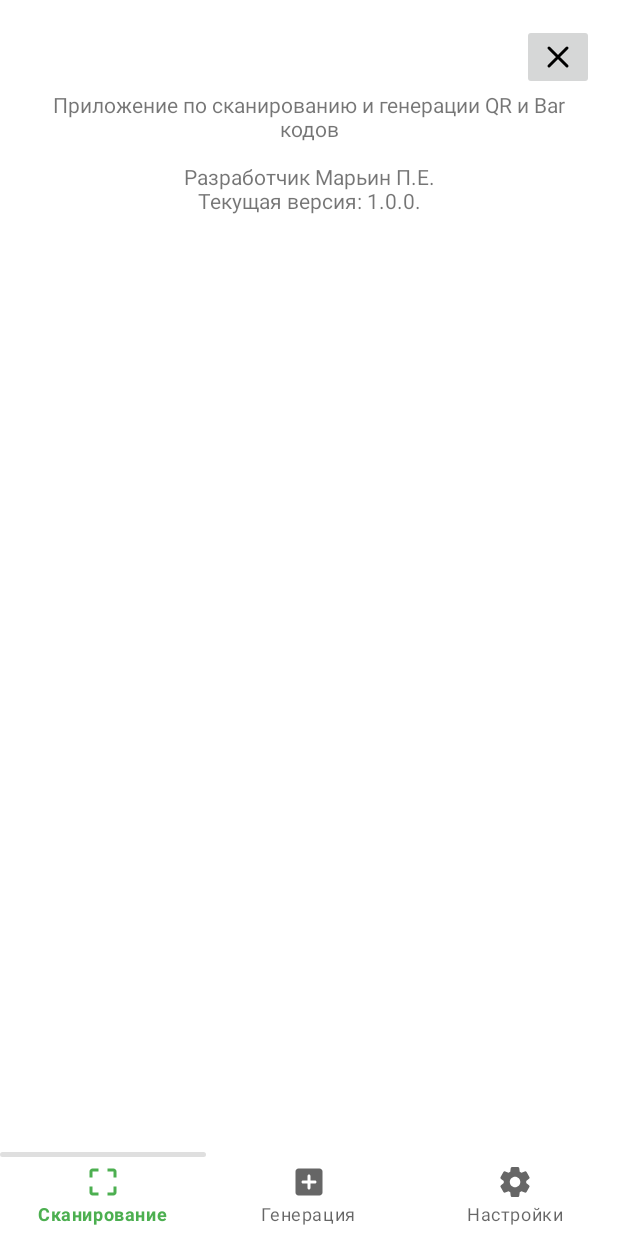
After one commit to RennyFF/android_project_1, an Android app: the TermsFragment screen opened through its navigation route, on a phone screen of 412 x 824 dp. The commit adds this screen. Run offline under Robolectric (Android 15) with nearby library versions, the phone set to English and light mode, and no system bars; our stand-ins replace navigation-ui.

Commit message:
initial commit

```diff
--- /dev/null
+++ b/app/src/main/java/com/example/myapplication/ui/notifications/TermsFragment.java
@@ -0,0 +1,34 @@
+package com.example.myapplication.ui.notifications;// TermsFragment.java
+import android.os.Bundle;
+import android.view.LayoutInflater;
+import android.view.View;
+import android.view.ViewGroup;
+import android.widget.ImageButton;
+import android.widget.TextView;
+import androidx.annotation.NonNull;
+import androidx.annotation.Nullable;
+import androidx.fragment.app.Fragment;
+import androidx.navigation.NavController;
+import androidx.navigation.Navigation;
+
+import com.example.myapplication.R;
+
+public class TermsFragment extends Fragment {
+
+    @Nullable
+    @Override
+    public View onCreateView(@NonNull LayoutInflater inflater, @Nullable ViewGroup container, @Nullable Bundle savedInstanceState) {
+        View rootView = inflater.inflate(R.layout.dialog_layout_terms, container, false);
+
+        ImageButton closeButton = rootView.findViewById(R.id.btn_close);
+        closeButton.setOnClickListener(new View.OnClickListener() {
+            @Override
+            public void onClick(View v) {
+                NavController navController = Navigation.findNavController(v);
+                navController.navigate(R.id.navigation_settings);
+            }
+        });
+
+        return rootView;
+    }
+}
--- /dev/null
+++ b/app/src/main/res/drawable/ic_menu_close_24dp.xml
@@ -0,0 +1,5 @@
+<vector xmlns:android="http://schemas.android.com/apk/res/android" android:height="24dp" android:viewportHeight="24" android:viewportWidth="24" android:width="24dp">
+
+    <path android:fillColor="#00000000" android:pathData="M18,18L12,12M12,12L6,6M12,12L18,6M12,12L6,18" android:strokeColor="#000000" android:strokeLineCap="round" android:strokeLineJoin="round" android:strokeWidth="2"/>
+
+</vector>
--- /dev/null
+++ b/app/src/main/res/layout/dialog_layout_terms.xml
@@ -0,0 +1,26 @@
+<?xml version="1.0" encoding="utf-8"?>
+<RelativeLayout xmlns:android="http://schemas.android.com/apk/res/android"
+    android:layout_width="match_parent"
+    android:layout_height="match_parent"
+    android:padding="16dp">
+
+    <!-- Close button -->
+    <ImageButton
+        android:id="@+id/btn_close"
+        android:layout_width="wrap_content"
+        android:layout_height="wrap_content"
+        android:layout_alignParentEnd="true"
+        android:layout_alignParentTop="true"
+        android:src="@drawable/ic_menu_close_24dp"/>
+
+    <!-- Fragment content -->
+    <TextView
+        android:id="@+id/text_content"
+        android:layout_width="match_parent"
+        android:layout_height="wrap_content"
+        android:layout_below="@id/btn_close"
+        android:text="@string/about_info"
+        android:gravity="center"
+        android:textSize="14sp" />
+
+</RelativeLayout>
--- a/app/src/main/res/navigation/mobile_navigation.xml
+++ b/app/src/main/res/navigation/mobile_navigation.xml
@@ -22,4 +22,10 @@
         android:name="com.example.myapplication.ui.notifications.NotificationsFragment"
         android:label="@string/title_settings"
         tools:layout="@layout/fragment_notifications" />
+
+    <fragment
+        android:id="@+id/navigation_terms"
+        android:name="com.example.myapplication.ui.notifications.TermsFragment"
+        android:label="@string/terms"
+        tools:layout="@layout/dialog_layout_terms" />
 </navigation>
--- a/app/src/main/res/values/strings.xml
+++ b/app/src/main/res/values/strings.xml
@@ -10,4 +10,6 @@
     <string name="history">История сканирования</string>
     <string name="about">О приложении</string>
     <string name="confid">Условия пользования</string>
+    <string name="about_info">Приложение по сканированию и генерации QR и Bar кодов\n\nРазработчик Марьин П.Е.\nТекущая версия: 1.0.0.</string>
+    <string name="terms">terms</string>
 </resources>
```
Also changed, not shown: app/src/main/java/com/example/myapplication/ui/notifications/AboutFragment.java (added, +37 -0 lines), app/src/main/java/com/example/myapplication/ui/notifications/NotificationsFragment.java (+36 -5 lines), app/src/main/res/layout/dialog_layout.xml (added, +38 -0 lines), app/src/main/res/layout/fragment_notifications.xml (+19 -6 lines).
